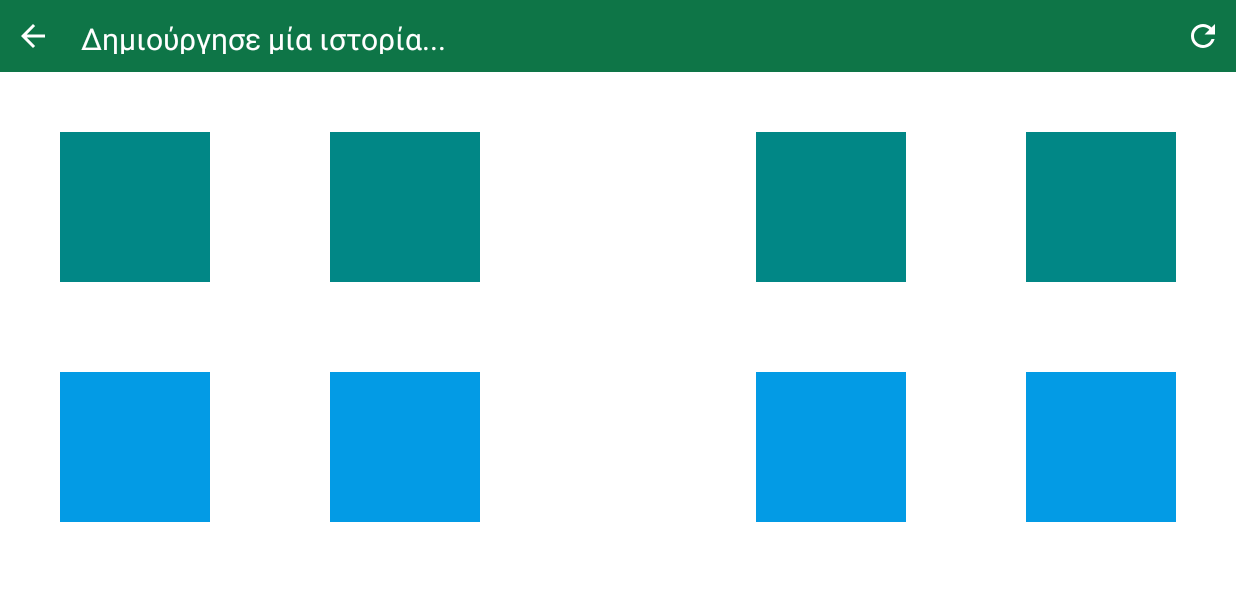
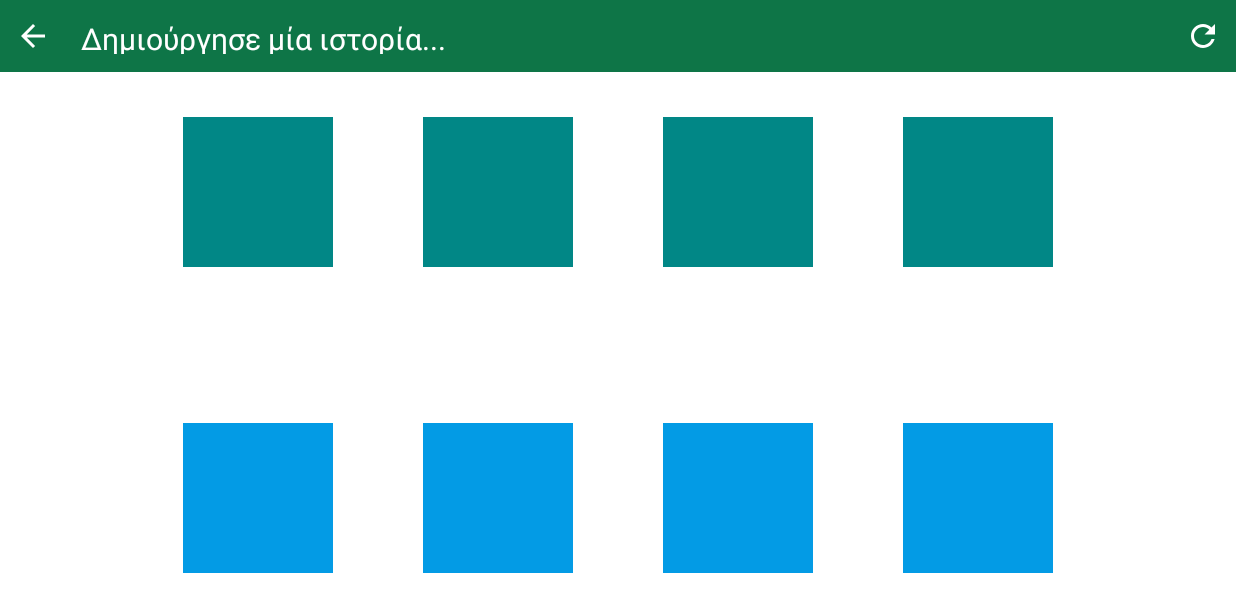
Before and after one commit to MatGer/Thesis-project, an Android app: the screen it shows after launch (place_in_order), after a tap on "Place in order", on a phone screen of 824 x 412 dp (held sideways). Shown: the top 612 px of the screen. Run offline under Robolectric (Android 15) with nearby library versions, the phone set to English and light mode, and no system bars.

```diff
--- a/app/src/main/AndroidManifest.xml
+++ b/app/src/main/AndroidManifest.xml
@@ -10,7 +10,8 @@
         android:screenOrientation="landscape"
         android:supportsRtl="true"
         android:theme="@style/Theme.AppCompat.Light.NoActionBar">
-        <activity android:name=".place_in_order"></activity>
+        <activity android:name=".place_in_order"
+            android:screenOrientation="landscape"/>
         <activity
             android:name=".Mainmenu"
             android:screenOrientation="landscape">
@@ -22,11 +23,9 @@
         </activity>
         <activity
             android:name=".MainActivity"
-            android:parentActivityName=".Mainmenu"
             android:screenOrientation="landscape" />
         <activity
             android:name=".Correct_wrong"
-            android:parentActivityName=".Mainmenu"
             android:screenOrientation="landscape" />
     </application>
 
--- a/app/src/main/java/com/example/diplwmatikh/place_in_order.java
+++ b/app/src/main/java/com/example/diplwmatikh/place_in_order.java
@@ -110,12 +110,12 @@ public class place_in_order extends universal {
     };
 
     void animate_movement(View Source, View destination, View v1){
-        activity_finished++;
         v1.animate()
                 .x(destination.getX())
                 .y(destination.getY())
                 .setDuration(500)
                 .start();
+        activity_finished++;
         Source.setOnLongClickListener(null);
     }
 }
--- a/app/src/main/res/layout/activity_place_in_order.xml
+++ b/app/src/main/res/layout/activity_place_in_order.xml
@@ -17,71 +17,74 @@
         android:layout_width="match_parent"
         android:layout_height="fill_parent"
         android:layout_marginTop="?attr/actionBarSize">
+    <RelativeLayout
+        android:layout_width="wrap_content"
+        android:layout_height="match_parent"
+        android:layout_centerHorizontal="true">
 
     <View
         android:id="@+id/targ1"
         android:layout_width="100dp"
         android:layout_height="100dp"
-        android:layout_margin="40dp"
-        android:layout_alignParentStart="true"
-        android:background="@color/teal_700" />
+        android:layout_margin="30dp"
+        android:background="@color/teal_700"/>
+
     <View
         android:id="@+id/targ2"
         android:layout_width="100dp"
         android:layout_height="100dp"
-        android:layout_margin="40dp"
+        android:layout_margin="30dp"
         android:background="@color/teal_700"
-        android:layout_toEndOf="@+id/targ1"/>
+        android:layout_toEndOf="@id/targ1"/>
+
     <View
         android:id="@+id/targ3"
         android:layout_width="100dp"
         android:layout_height="100dp"
-        android:layout_margin="40dp"
+        android:layout_margin="30dp"
         android:background="@color/teal_700"
-        android:layout_toStartOf="@+id/targ4"/>
+        android:layout_toEndOf="@id/targ2"/>
+
     <View
         android:id="@+id/targ4"
         android:layout_width="100dp"
         android:layout_height="100dp"
-        android:layout_margin="40dp"
-        android:layout_alignParentEnd="true"
-        android:background="@color/teal_700"/>
+        android:layout_margin="30dp"
+        android:background="@color/teal_700"
+        android:layout_toEndOf="@id/targ3"/>
 
     <ImageView
         android:id="@+id/drag1"
         android:layout_width="100dp"
         android:layout_height="100dp"
-        android:layout_marginTop="200dp"
-        android:layout_marginLeft="40dp"
-        android:layout_marginRight="40dp"
+        android:layout_alignParentBottom="true"
+        android:layout_margin="30dp"
         android:background="@color/light_blue_600" />
     <ImageView
         android:id="@+id/drag2"
         android:layout_width="100dp"
         android:layout_height="100dp"
-        android:layout_marginTop="200dp"
-        android:layout_marginLeft="40dp"
-        android:layout_marginRight="40dp"
+        android:layout_alignParentBottom="true"
+        android:layout_margin="30dp"
         android:layout_toEndOf="@id/drag1"
         android:background="@color/light_blue_600" />
     <ImageView
         android:id="@+id/drag3"
         android:layout_width="100dp"
         android:layout_height="100dp"
-        android:layout_marginTop="200dp"
-        android:layout_marginLeft="40dp"
-        android:layout_marginRight="40dp"
-        android:layout_toStartOf="@id/drag4"
+        android:layout_alignParentBottom="true"
+        android:layout_margin="30dp"
+        android:layout_toEndOf="@id/drag2"
         android:background="@color/light_blue_600"  />
     <ImageView
         android:id="@+id/drag4"
         android:layout_width="100dp"
         android:layout_height="100dp"
-        android:layout_marginTop="200dp"
-        android:layout_marginLeft="40dp"
-        android:layout_marginRight="40dp"
-        android:layout_alignParentEnd="true"
+        android:layout_alignParentBottom="true"
+        android:layout_margin="30dp"
+        android:layout_toEndOf="@id/drag3"
         android:background="@color/light_blue_600" />
+</RelativeLayout>
 
     </RelativeLayout>
 
--- a/app/src/main/res/mipmap-anydpi-v26/ic_launcher.xml
+++ b/app/src/main/res/mipmap-anydpi-v26/ic_launcher.xml
@@ -1,5 +1,5 @@
 <?xml version="1.0" encoding="utf-8"?>
 <adaptive-icon xmlns:android="http://schemas.android.com/apk/res/android">
-    <background android:drawable="@drawable/ic_launcher_background" />
-    <foreground android:drawable="@drawable/ic_launcher_foreground" />
+    <background android:drawable="@color/ic_launcher_background"/>
+    <foreground android:drawable="@drawable/ic_launcher_foreground"/>
 </adaptive-icon>
--- a/app/src/main/res/mipmap-anydpi-v26/ic_launcher_round.xml
+++ b/app/src/main/res/mipmap-anydpi-v26/ic_launcher_round.xml
@@ -1,5 +1,5 @@
 <?xml version="1.0" encoding="utf-8"?>
 <adaptive-icon xmlns:android="http://schemas.android.com/apk/res/android">
-    <background android:drawable="@drawable/ic_launcher_background" />
-    <foreground android:drawable="@drawable/ic_launcher_foreground" />
+    <background android:drawable="@color/ic_launcher_background"/>
+    <foreground android:drawable="@drawable/ic_launcher_foreground"/>
 </adaptive-icon>
```
Also changed, not shown: app/src/main/res/drawable-v24/ic_launcher_foreground.xml (+10 -25 lines), app/src/main/res/layout/activity_mainmenu.xml (+11 -2 lines), app/src/main/res/mipmap-hdpi/ic_launcher.png, app/src/main/res/mipmap-hdpi/ic_launcher_round.png, app/src/main/res/mipmap-mdpi/ic_launcher.png, app/src/main/res/mipmap-mdpi/ic_launcher_round.png, app/src/main/res/mipmap-xhdpi/ic_launcher.png, app/src/main/res/mipmap-xhdpi/ic_launcher_round.png, app/src/main/res/mipmap-xxhdpi/ic_launcher.png, app/src/main/res/mipmap-xxhdpi/ic_launcher_round.png, app/src/main/res/mipmap-xxxhdpi/ic_launcher.png, app/src/main/res/mipmap-xxxhdpi/ic_launcher_round.png.
